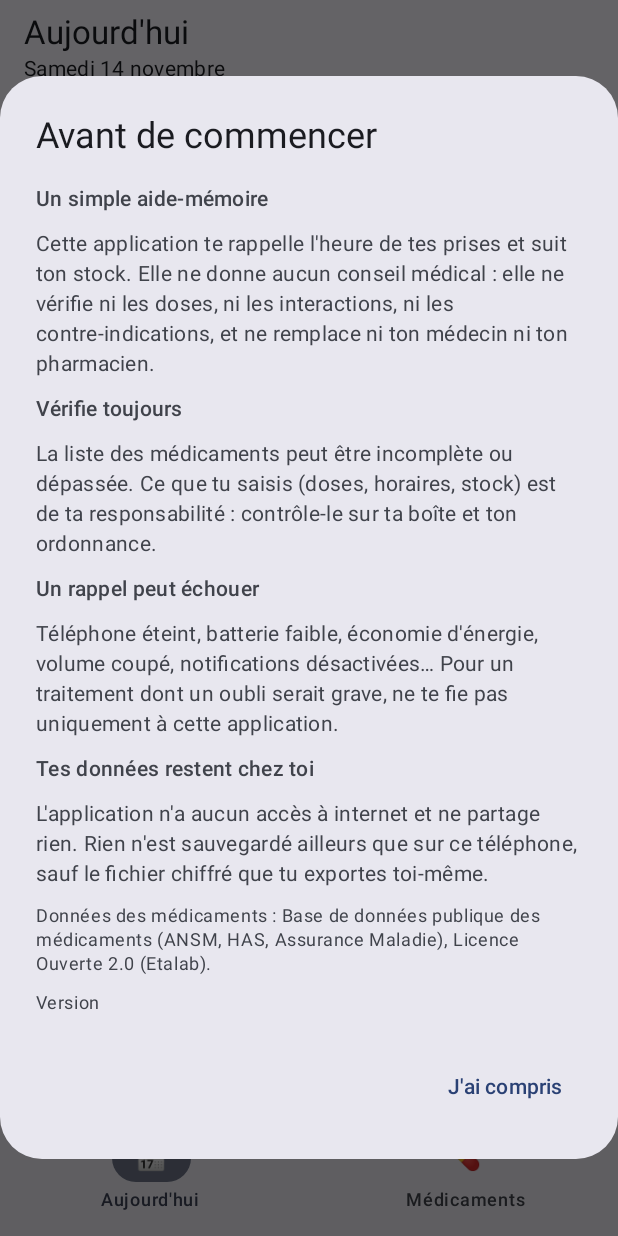
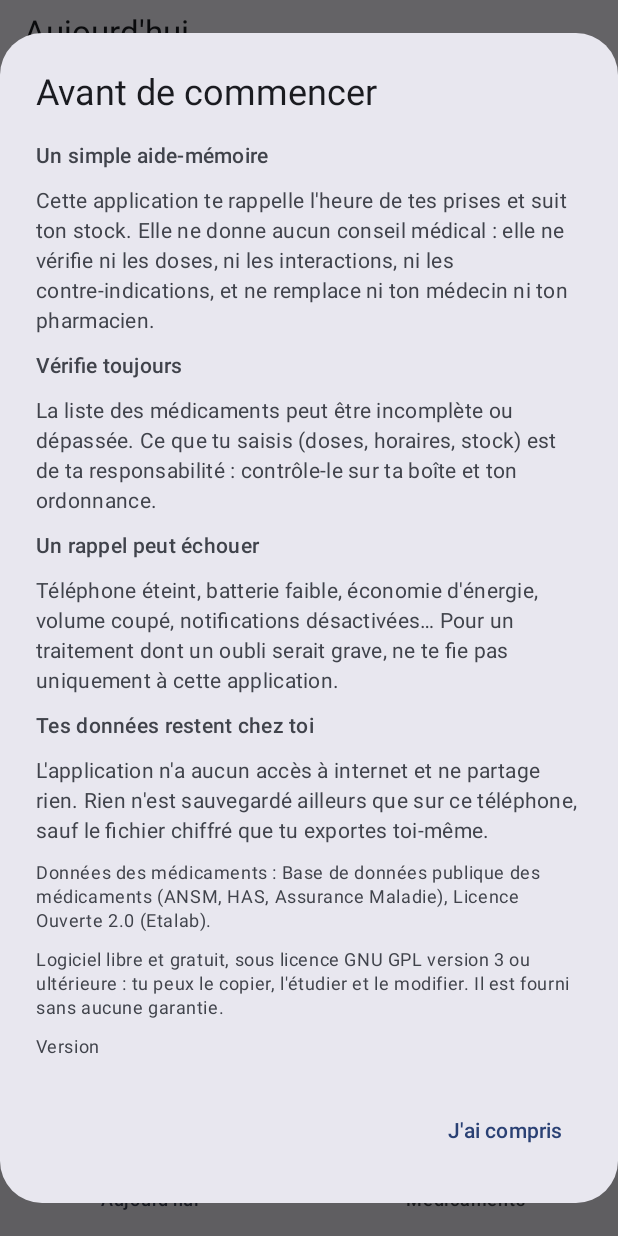
Before and after one commit to ggrandou/medocs, an Android app built with Jetpack Compose: the screen it shows after launch (MainActivity), on a phone screen of 412 x 824 dp. Run offline under Robolectric (Android 15) with nearby library versions, the phone set to English and light mode, and no system bars; our stand-ins replace Room's generated code; network calls fail.

Commit message:
docs: add GPLv3 license and README
* Official GNU GPL v3 text (LICENSE) and project README
* License mention in the About screen

```diff
--- a/android/app/src/main/kotlin/net/grandou/medocs/ui/Avertissement.kt
+++ b/android/app/src/main/kotlin/net/grandou/medocs/ui/Avertissement.kt
@@ -57,6 +57,10 @@ fun AvertissementDialog(premiereFois: Boolean, versionApp: String, onFermer: ()
                     "Données des médicaments : Base de données publique des médicaments (ANSM, HAS, Assurance Maladie), Licence Ouverte 2.0 (Etalab).",
                     style = MaterialTheme.typography.bodySmall,
                 )
+                Text(
+                    "Logiciel libre et gratuit, sous licence GNU GPL version 3 ou ultérieure : tu peux le copier, l'étudier et le modifier. Il est fourni sans aucune garantie.",
+                    style = MaterialTheme.typography.bodySmall,
+                )
                 Text("Version $versionApp", style = MaterialTheme.typography.bodySmall)
             }
         },
```
Also changed, not shown: 3 other files.
